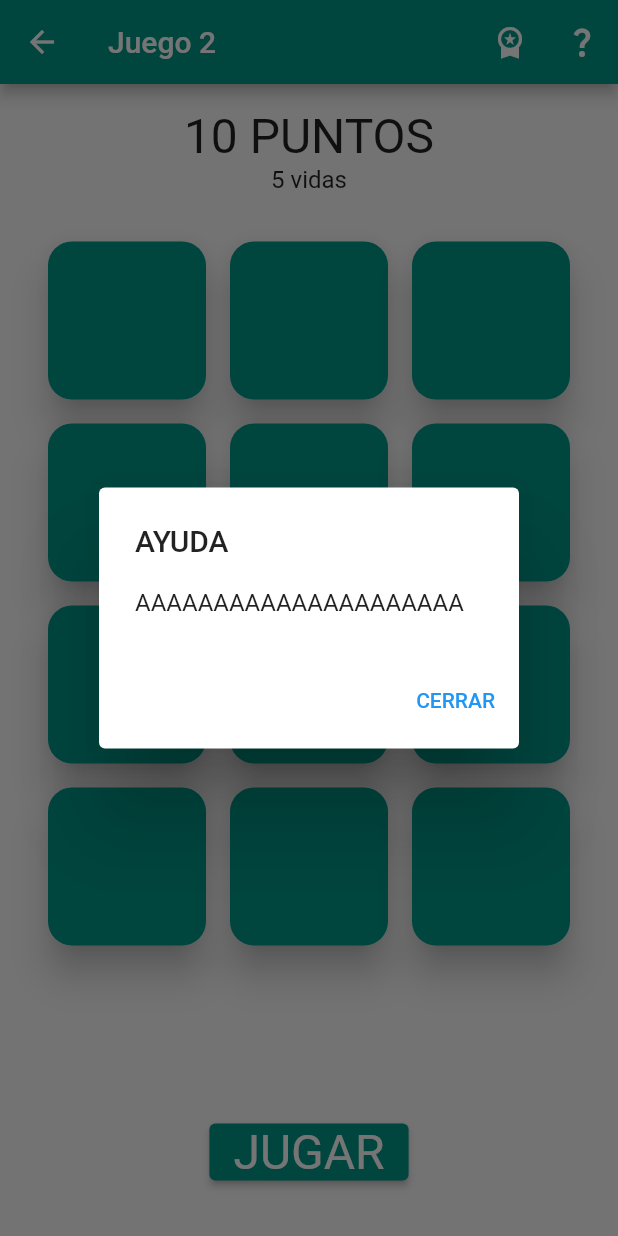
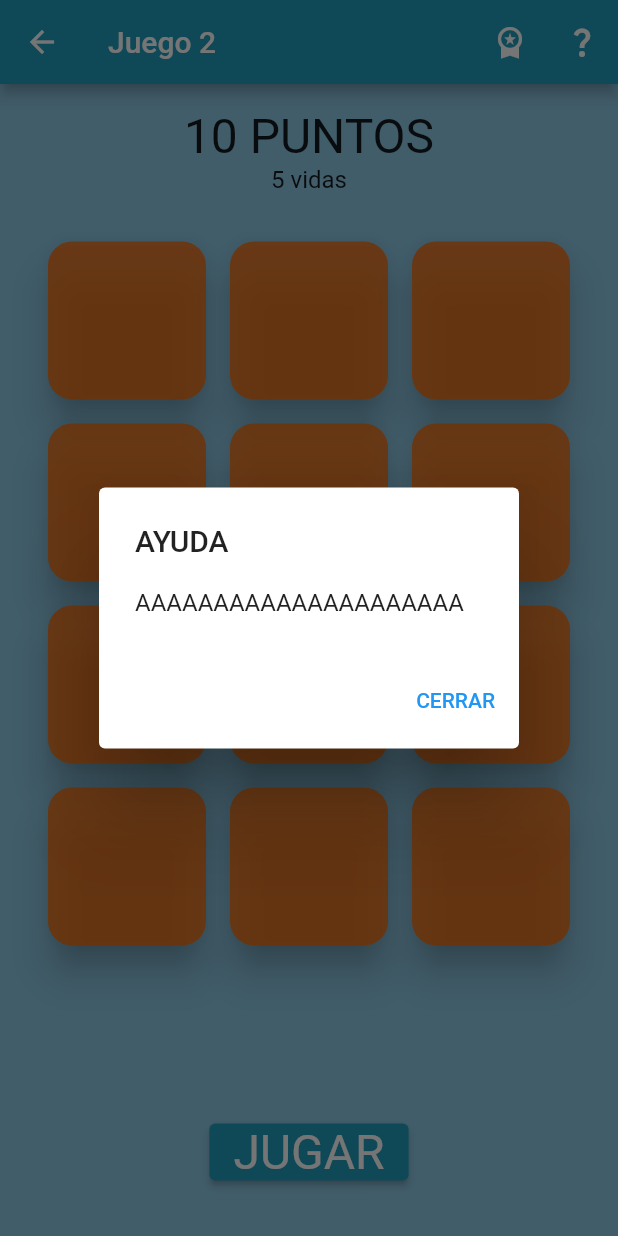
Before and after one commit to Samuel0104/Mobile-App, a Flutter app: the Game2 screen opened by its route, after a tap on the "question mark" icon, on a phone screen of 412 x 824 dp. Run offline on Flutter 3.47's test engine with Material 2 defaults, Android fonts, the phone set to English and light mode, and no system bars; our stand-ins replace cloud_firestore, firebase_core, get, google_fonts; missing offline and left inert: soundpool; accounts and stored records are empty; Roboto replaces fonts that are missing (Staatliches).

Commit message:
Update firebase and color scheme

```diff
--- a/lib/main.dart
+++ b/lib/main.dart
@@ -29,7 +29,7 @@ class App extends StatelessWidget {
         GetPage(name: "/home", page: () => HomePage()),
         GetPage(name: "/names", page: () => NamesPage()),
         GetPage(name: "/stats", page: () => StatsPage()),
-        GetPage(name: "/menu", page: () => const MenuPage()),
+        GetPage(name: "/menu", page: () => MenuPage()),
         GetPage(name: "/game1", page: () => Game1()),
         GetPage(name: "/game2", page: () => Game2()),
       ],
--- a/lib/names.dart
+++ b/lib/names.dart
@@ -4,6 +4,7 @@ import 'package:flutter/material.dart';
 import 'package:get/get.dart';
 import 'package:google_fonts/google_fonts.dart';
 import 'package:path_provider/path_provider.dart';
+import 'services/database.dart';
 
 class JsonReader1 extends GetxController {
   var students = [].obs;
@@ -19,6 +20,13 @@ class JsonReader1 extends GetxController {
     final file = File("${dir.path}/stats.json");
     final response = await file.readAsString();
     final jsonRead = await jsonDecode(response);
+    var fetch = {};
+    var d = await DatabaseService().getUserData();
+    for (var name in d.keys) {
+      fetch[name] = d[name];
+    }
+    jsonRead["id"] = fetch;
+    await file.writeAsString(jsonEncode(jsonRead));
     for (var i in jsonRead["id"].keys) {
       students.add(i);
     }
@@ -62,16 +70,14 @@ class NamesPage extends StatelessWidget {
               child: Obx(
                 () => ListView(
                   primary: false,
-                  padding: const EdgeInsets.all(64),
+                  padding: const EdgeInsets.all(32),
                   children: <Widget>[
                     for (var i = 0; i < controller.students.length; ++i)
-                      Material(
-                        color: Colors.teal,
-                        elevation: 10,
-                        borderRadius: BorderRadius.circular(16),
-                        clipBehavior: Clip.antiAliasWithSaveLayer,
-                        child: InkWell(
-                          onTap: () {
+                      ElevatedButton(
+                        style: ElevatedButton.styleFrom(
+                          textStyle: GoogleFonts.staatliches(fontSize: 24),
+                        ),
+                        onPressed: () {
                           controller.selectStudent(controller.students[i]);
                           Get.toNamed("/stats");
                         },
@@ -79,7 +85,6 @@ class NamesPage extends StatelessWidget {
                           controller.students[i],
                           style: GoogleFonts.staatliches(
                               fontSize: 20, color: Colors.white),
-                          ),
                         ),
                       ),
                   ],
--- a/lib/page1/game1.dart
+++ b/lib/page1/game1.dart
@@ -118,8 +118,9 @@ class Game1 extends StatelessWidget {
                                 );
                               }
                             },
-                            highlightColor: Colors.lightBlue,
-                            splashColor: Colors.lightBlue,
+                            highlightColor:
+                                const Color.fromARGB(255, 255, 183, 3),
+                            splashColor: const Color.fromARGB(255, 255, 183, 3),
                           ),
                         ),
                       ),
--- a/lib/page2/game2.dart
+++ b/lib/page2/game2.dart
@@ -89,7 +89,7 @@ class Game2 extends StatelessWidget {
                   for (var i = 0; i < 12; ++i)
                     Obx(
                       () => Material(
-                        color: Colors.teal,
+                        color: const Color.fromARGB(200, 251, 105, 0),
                         elevation: 10,
                         borderRadius: BorderRadius.circular(16),
                         clipBehavior: Clip.antiAliasWithSaveLayer,
@@ -114,11 +114,15 @@ class Game2 extends StatelessWidget {
                               );
                             }
                           },
-                          highlightColor: Colors.lightBlue,
-                          splashColor: Colors.lightBlue,
-                          child: Image(
-                            image: AssetImage(controller2.getTile(i)),
-                            fit: BoxFit.cover,
+                          highlightColor:
+                              const Color.fromARGB(255, 255, 183, 3),
+                          splashColor: const Color.fromARGB(255, 255, 183, 3),
+                          child: Container(
+                            padding: const EdgeInsets.all(2),
+                            child: Image(
+                              image: AssetImage(controller2.getTile(i)),
+                              fit: BoxFit.cover,
+                            ),
                           ),
                         ),
                       ),
--- a/lib/score_widget.dart
+++ b/lib/score_widget.dart
@@ -1,14 +1,13 @@
 import 'dart:convert';
 import 'dart:io';
-// import 'package:flutter/services.dart';
 import 'package:get/get.dart';
 import 'package:path_provider/path_provider.dart';
 import 'dart:async';
-
-import 'package:project/services/database.dart';
+import 'services/database.dart';
 
 mixin ScoreDialog {
   var scores = [].obs;
+  var fetch = {}.obs;
 
   Future<void> getScores(int i) async {
     final dir = await getApplicationDocumentsDirectory();
@@ -19,10 +18,12 @@ mixin ScoreDialog {
     for (var score = 0; score < 5 && score < data.length; ++score) {
       scores.add(data[data.length - score - 1]);
     }
-    final String name = jsonRead["name"];
     var d = await DatabaseService().getUserData();
-    print(name);
-    print(d["name"]);
+    for (var name in d.keys) {
+      if (name == jsonRead["name"]) {
+        fetch.value = d[name];
+      }
+    }
   }
 
   Future<void> setScores(int i, int val) async {
@@ -30,17 +31,14 @@ mixin ScoreDialog {
     final file = File("${dir.path}/scores.json");
     final response = await file.readAsString();
     final jsonRead = await jsonDecode(response);
-    final String name = jsonRead["name"];
     jsonRead["game$i"]["scores"].add(val);
     jsonRead["game$i"]["scores"].sort();
     if (jsonRead["game$i"]["scores"].length == 6) {
       jsonRead["game$i"]["scores"].remove(jsonRead["game$i"]["scores"].first);
     }
     await file.writeAsString(jsonEncode(jsonRead));
-    if (i == 1) {
-      DatabaseService().updateUserData(name, false, {"prueba": val}, {});
-    } else {
-      DatabaseService().updateUserData(name, false, {}, {"prueba2": val});
-    }
+    fetch["game$i"][DateTime.now().toString()] = val;
+    DatabaseService().updateUserData(
+        jsonRead["name"], false, fetch["game1"], fetch["game2"]);
   }
 }
--- a/lib/services/database.dart
+++ b/lib/services/database.dart
@@ -2,32 +2,26 @@ import 'package:cloud_firestore/cloud_firestore.dart';
 
 class DatabaseService {
   // colection reference
-  final CollectionReference scoreColection =
+  final CollectionReference scoreCollection =
       FirebaseFirestore.instance.collection("Scores");
 
-  Future updateUserData(String name, bool current, Map<String, int> game1,
-      Map<String, int> game2) async {
-    return await scoreColection.doc("ScoreID").update({
+  Future<void> updateUserData(String name, bool current,
+      Map<String, dynamic> game1, Map<String, dynamic> game2) async {
+    await scoreCollection.doc("ScoreID").update({
       name: {"current": current, "game1": game1, "game2": game2}
     });
   }
 
-  Future<Map> getUserData() async {
-    await scoreColection
+  Future getUserData() async {
+    late Object? data;
+    await scoreCollection
         .doc("ScoreID")
         .get()
-        .then((DocumentSnapshot documentSnapshot) {
+        .then((DocumentSnapshot documentSnapshot) async {
       if (documentSnapshot.exists) {
-        var data = documentSnapshot.data();
-        return data;
-      } else {
-        print('Document does not exist on the database');
+        data = documentSnapshot.data();
       }
     });
-    return {};
-  }
-
-  Map get jsonData {
-    return {scoreColection.doc("Scores").get(): 1};
+    return data;
   }
 }
--- a/lib/stats.dart
+++ b/lib/stats.dart
@@ -26,10 +26,10 @@ class JsonReader2 extends GetxController {
         name.value = student;
         for (var i = 1; i <= 2; ++i) {
           scores.add(
-              Text("Juego $i", style: GoogleFonts.staatliches(fontSize: 24)));
+              Text("Juego $i", style: GoogleFonts.staatliches(fontSize: 36)));
           for (var game in data[student]["game$i"].keys) {
             scores.add(Text("$game: ${data[student]["game$i"][game]}",
-                style: GoogleFonts.staatliches(fontSize: 20)));
+                style: GoogleFonts.staatliches(fontSize: 24)));
           }
         }
         jsonRead["id"][student]["current"] = false;
@@ -52,6 +52,11 @@ class StatsPage extends StatelessWidget {
         title: Text(controller.name.value),
         actions: <Widget>[
           IconButton(
+            icon: const Icon(Icons.refresh_outlined),
+            tooltip: "Recargar",
+            onPressed: () => controller.readJson(),
+          ),
+          IconButton(
             icon: const Icon(Icons.brightness_4_outlined),
             tooltip: "Tema",
             onPressed: () => Get.changeThemeMode(
@@ -67,7 +72,7 @@ class StatsPage extends StatelessWidget {
               child: Obx(
                 () => ListView(
                   primary: false,
-                  padding: const EdgeInsets.all(64),
+                  padding: const EdgeInsets.all(32),
                   children: <Widget>[
                     for (var item in controller.scores) item,
                   ],
--- a/lib/themes.dart
+++ b/lib/themes.dart
@@ -2,18 +2,22 @@ import 'package:flutter/material.dart';
 
 class Themes {
   static final light = ThemeData.light().copyWith(
-    appBarTheme: const AppBarTheme(backgroundColor: Colors.teal),
+    appBarTheme:
+        const AppBarTheme(backgroundColor: Color.fromARGB(255, 33, 158, 188)),
+    scaffoldBackgroundColor: const Color.fromARGB(255, 142, 202, 230),
     elevatedButtonTheme: ElevatedButtonThemeData(
       style: ElevatedButton.styleFrom(
-        backgroundColor: Colors.teal,
+        backgroundColor: const Color.fromARGB(255, 33, 158, 188),
       ),
     ),
   );
   static final dark = ThemeData.dark().copyWith(
-    appBarTheme: const AppBarTheme(backgroundColor: Colors.teal),
+    appBarTheme:
+        const AppBarTheme(backgroundColor: Color.fromARGB(255, 33, 158, 188)),
+    scaffoldBackgroundColor: const Color.fromARGB(255, 2, 48, 71),
     elevatedButtonTheme: ElevatedButtonThemeData(
       style: ElevatedButton.styleFrom(
-        backgroundColor: Colors.teal,
+        backgroundColor: const Color.fromARGB(255, 33, 158, 188),
       ),
     ),
   );
```
Also changed, not shown: lib/home.dart (+11 -15 lines), lib/menu.dart (+7 -5 lines), lib/page1/controller1.dart (+5 -2 lines), lib/page3/controller3.dart (deleted, +0 -9 lines), lib/page3/game3.dart (deleted, +0 -42 lines), lib/page4/controller4.dart (deleted, +0 -9 lines), lib/page4/game4.dart (deleted, +0 -42 lines), assets/images/game1.png (added), assets/images/game2.png (added), lib/page3/sounds3.dart (deleted), lib/page4/sounds4.dart (deleted), pubspec.lock. Lines whose indentation alone changed are shown as unchanged.
